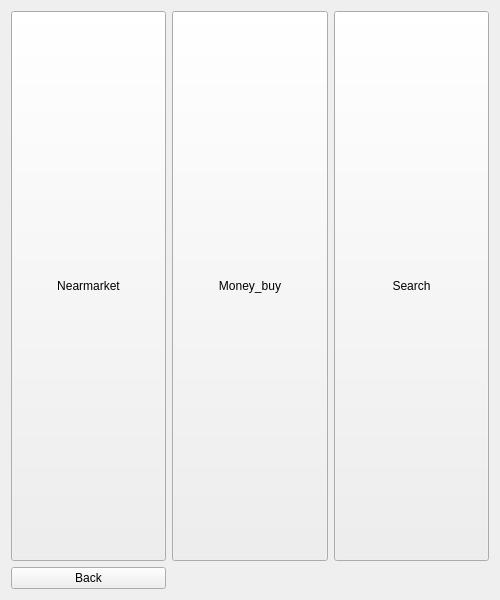
First picture: the form in Algorithm_project/sales.ui, repository ma7899/uni-algorithm-project, before the edit.
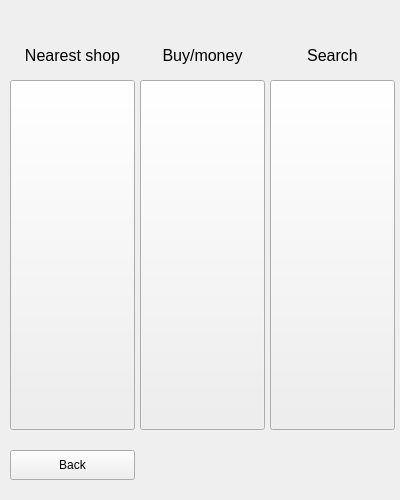
Second picture: the form after the edit.

What changed in the file:
```diff
--- a/Algorithm_project/sales.ui
+++ b/Algorithm_project/sales.ui
@@ -6,22 +6,40 @@
    <rect>
     <x>0</x>
     <y>0</y>
-    <width>500</width>
-    <height>600</height>
+    <width>400</width>
+    <height>500</height>
    </rect>
   </property>
+  <property name="sizePolicy">
+   <sizepolicy hsizetype="Fixed" vsizetype="Fixed">
+    <horstretch>0</horstretch>
+    <verstretch>0</verstretch>
+   </sizepolicy>
+  </property>
+  <property name="minimumSize">
+   <size>
+    <width>400</width>
+    <height>500</height>
+   </size>
+  </property>
   <property name="maximumSize">
    <size>
-    <width>500</width>
-    <height>600</height>
+    <width>400</width>
+    <height>500</height>
    </size>
   </property>
   <property name="windowTitle">
    <string>Form</string>
   </property>
-  <layout class="QGridLayout" name="gridLayout">
-   <item row="0" column="0">
     <widget class="QPushButton" name="nearmarket">
+   <property name="geometry">
+    <rect>
+     <x>10</x>
+     <y>80</y>
+     <width>125</width>
+     <height>350</height>
+    </rect>
+   </property>
      <property name="sizePolicy">
       <sizepolicy hsizetype="Minimum" vsizetype="Preferred">
        <horstretch>0</horstretch>
@@ -29,12 +47,18 @@
       </sizepolicy>
      </property>
      <property name="text">
-      <string>Nearmarket</string>
-     </property>
-    </widget>
-   </item>
-   <item row="0" column="2">
+    <string/>
+   </property>
+  </widget>
     <widget class="QPushButton" name="search">
+   <property name="geometry">
+    <rect>
+     <x>270</x>
+     <y>80</y>
+     <width>125</width>
+     <height>350</height>
+    </rect>
+   </property>
      <property name="sizePolicy">
       <sizepolicy hsizetype="Minimum" vsizetype="Preferred">
        <horstretch>0</horstretch>
@@ -42,12 +66,18 @@
       </sizepolicy>
      </property>
      <property name="text">
-      <string>Search</string>
-     </property>
-    </widget>
-   </item>
-   <item row="0" column="1">
+    <string/>
+   </property>
+  </widget>
     <widget class="QPushButton" name="money_buy">
+   <property name="geometry">
+    <rect>
+     <x>140</x>
+     <y>80</y>
+     <width>125</width>
+     <height>350</height>
+    </rect>
+   </property>
      <property name="sizePolicy">
       <sizepolicy hsizetype="Minimum" vsizetype="Preferred">
        <horstretch>0</horstretch>
@@ -55,18 +85,85 @@
       </sizepolicy>
      </property>
      <property name="text">
-      <string>Money_buy</string>
-     </property>
-    </widget>
-   </item>
-   <item row="1" column="0">
+    <string/>
+   </property>
+  </widget>
     <widget class="QPushButton" name="back">
+   <property name="geometry">
+    <rect>
+     <x>10</x>
+     <y>450</y>
+     <width>125</width>
+     <height>30</height>
+    </rect>
+   </property>
      <property name="text">
       <string>Back</string>
      </property>
     </widget>
-   </item>
-  </layout>
+  <widget class="QLabel" name="label">
+   <property name="geometry">
+    <rect>
+     <x>10</x>
+     <y>30</y>
+     <width>125</width>
+     <height>50</height>
+    </rect>
+   </property>
+   <property name="font">
+    <font>
+     <pointsize>12</pointsize>
+    </font>
+   </property>
+   <property name="text">
+    <string>Nearest shop</string>
+   </property>
+   <property name="alignment">
+    <set>Qt::AlignCenter</set>
+   </property>
+  </widget>
+  <widget class="QLabel" name="label_2">
+   <property name="geometry">
+    <rect>
+     <x>140</x>
+     <y>30</y>
+     <width>125</width>
+     <height>50</height>
+    </rect>
+   </property>
+   <property name="font">
+    <font>
+     <pointsize>12</pointsize>
+    </font>
+   </property>
+   <property name="text">
+    <string>Buy/money</string>
+   </property>
+   <property name="alignment">
+    <set>Qt::AlignCenter</set>
+   </property>
+  </widget>
+  <widget class="QLabel" name="label_3">
+   <property name="geometry">
+    <rect>
+     <x>270</x>
+     <y>30</y>
+     <width>125</width>
+     <height>50</height>
+    </rect>
+   </property>
+   <property name="font">
+    <font>
+     <pointsize>12</pointsize>
+    </font>
+   </property>
+   <property name="text">
+    <string>Search</string>
+   </property>
+   <property name="alignment">
+    <set>Qt::AlignCenter</set>
+   </property>
+  </widget>
  </widget>
  <resources/>
  <connections/>
```
Lines whose indentation alone changed are shown as unchanged.
